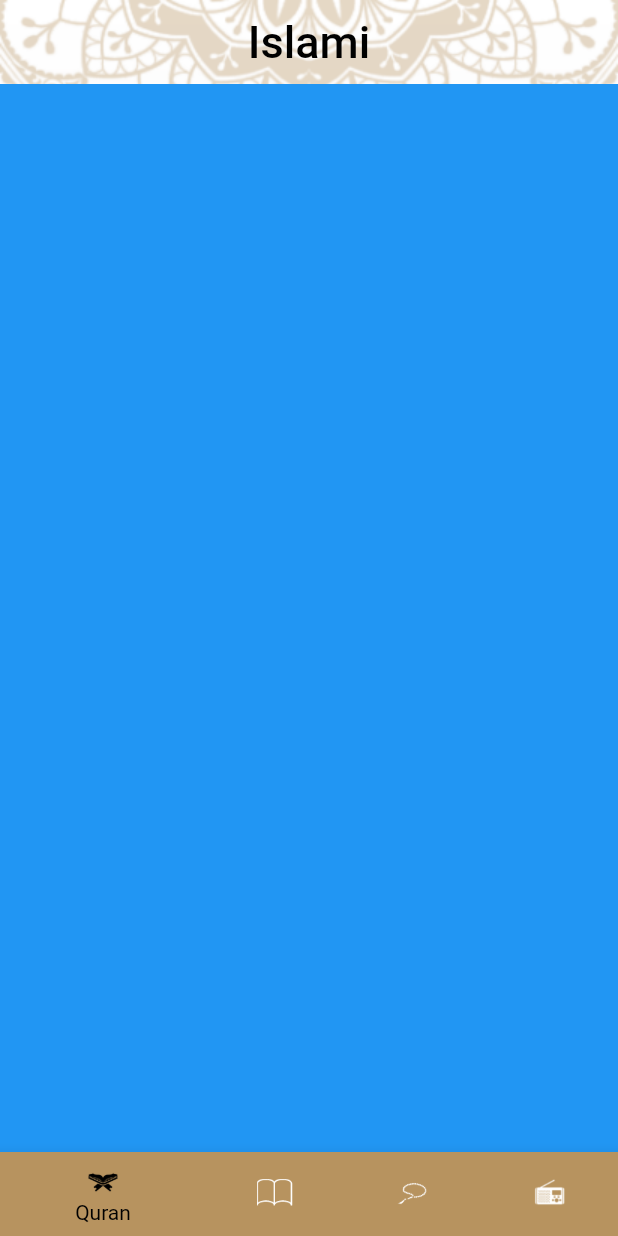
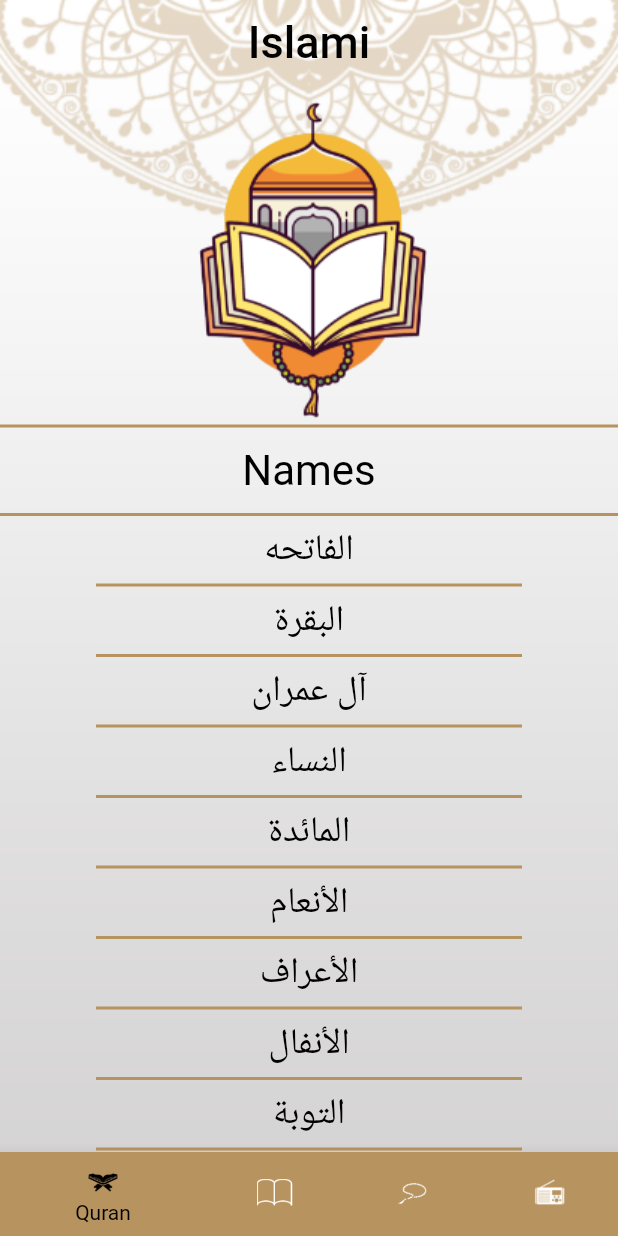
Before and after one commit to ShimaaShams2022/islami_new, a Flutter app: the screen it shows after launch, on a phone screen of 412 x 824 dp. Run offline on Flutter 3.47's test engine with Material 2 defaults, Android fonts, the phone set to English and light mode, and no system bars.

Commit message:
make quran tab and hadeth tab

```diff
--- /dev/null
+++ b/lib/home/quran/quran_tab.dart
@@ -0,0 +1,159 @@
+import 'package:flutter/material.dart';
+import 'package:islami_new/home/quran/sura_name_widget.dart';
+
+class QuranTab extends StatelessWidget {
+  QuranTab({Key? key}) : super(key: key);
+
+  List<String> names = [
+    "الفاتحه",
+    "البقرة",
+    "آل عمران",
+    "النساء",
+    "المائدة",
+    "الأنعام",
+    "الأعراف",
+    "الأنفال",
+    "التوبة",
+    "يونس",
+    "هود",
+    "يوسف",
+    "الرعد",
+    "إبراهيم",
+    "الحجر",
+    "النحل",
+    "الإسراء",
+    "الكهف",
+    "مريم",
+    "طه",
+    "الأنبياء",
+    "الحج",
+    "المؤمنون",
+    "النّور",
+    "الفرقان",
+    "الشعراء",
+    "النّمل",
+    "القصص",
+    "العنكبوت",
+    "الرّوم",
+    "لقمان",
+    "السجدة",
+    "الأحزاب",
+    "سبأ",
+    "فاطر",
+    "يس",
+    "الصافات",
+    "ص",
+    "الزمر",
+    "غافر",
+    "فصّلت",
+    "الشورى",
+    "الزخرف",
+    "الدّخان",
+    "الجاثية",
+    "الأحقاف",
+    "محمد",
+    "الفتح",
+    "الحجرات",
+    "ق",
+    "الذاريات",
+    "الطور",
+    "النجم",
+    "القمر",
+    "الرحمن",
+    "الواقعة",
+    "الحديد",
+    "المجادلة",
+    "الحشر",
+    "الممتحنة",
+    "الصف",
+    "الجمعة",
+    "المنافقون",
+    "التغابن",
+    "الطلاق",
+    "التحريم",
+    "الملك",
+    "القلم",
+    "الحاقة",
+    "المعارج",
+    "نوح",
+    "الجن",
+    "المزّمّل",
+    "المدّثر",
+    "القيامة",
+    "الإنسان",
+    "المرسلات",
+    "النبأ",
+    "النازعات",
+    "عبس",
+    "التكوير",
+    "الإنفطار",
+    "المطفّفين",
+    "الإنشقاق",
+    "البروج",
+    "الطارق",
+    "الأعلى",
+    "الغاشية",
+    "الفجر",
+    "البلد",
+    "الشمس",
+    "الليل",
+    "الضحى",
+    "الشرح",
+    "التين",
+    "العلق",
+    "القدر",
+    "البينة",
+    "الزلزلة",
+    "العاديات",
+    "القارعة",
+    "التكاثر",
+    "العصر",
+    "الهمزة",
+    "الفيل",
+    "قريش",
+    "الماعون",
+    "الكوثر",
+    "الكافرون",
+    "النصر",
+    "المسد",
+    "الإخلاص",
+    "الفلق",
+    "الناس"
+  ];
+
+  @override
+  Widget build(BuildContext context) {
+    return Column(
+      children: [
+        Image.asset('assets/images/qur2an_screen_logo.png'),
+        Container(
+            alignment: Alignment.center,
+            width: double.infinity,
+            decoration: BoxDecoration(
+                border: Border.symmetric(
+                    horizontal: BorderSide(
+                        color: Theme.of(context).primaryColor, width: 2))),
+            padding: EdgeInsets.symmetric(vertical: 12),
+            child: Text(
+              'Names',
+              style: Theme.of(context).textTheme.headline4,
+            )),
+        Expanded(
+            child: ListView.separated(
+          itemBuilder: (_, index) {
+            return SuraNameWidget(names[index], index);
+          },
+          itemCount: names.length,
+          separatorBuilder: (_, index) {
+            return Container(
+              margin: EdgeInsets.symmetric(horizontal: 64),
+              color: Theme.of(context).primaryColor,
+              width: double.infinity,
+              height: 2,
+            );
+          },
+        ))
+      ],
+    );
+  }
+}
--- /dev/null
+++ b/lib/home/quran/sura_name_widget.dart
@@ -0,0 +1,24 @@
+import 'package:flutter/material.dart';
+import 'package:islami_new/home/quran/sura_details.dart';
+
+class SuraNameWidget extends StatelessWidget {
+  SuraNameWidget(this.title, this.index, {Key? key}) : super(key: key);
+
+  String title;
+  int index;
+
+  @override
+  Widget build(BuildContext context) {
+    return InkWell(
+      onTap: () {
+        Navigator.pushNamed(context, SuraDetails.routeName,
+            arguments: SuraDetailsArgs(index, title));
+      },
+      child: Container(
+        padding: EdgeInsets.symmetric(vertical: 6),
+        alignment: Alignment.center,
+        child: Text(title, style: Theme.of(context).textTheme.headline5),
+      ),
+    );
+  }
+}
--- a/lib/home_screen.dart
+++ b/lib/home_screen.dart
@@ -1,9 +1,8 @@
 import 'package:flutter/material.dart';
-import 'package:islami_new/hadeth_tab.dart';
-import 'package:islami_new/my_colors.dart';
-import 'package:islami_new/quran_tab.dart';
-import 'package:islami_new/radio_tab.dart';
-import 'package:islami_new/tasbeh_tab.dart';
+import 'package:islami_new/home/hadeth/hadeth_tab.dart';
+import 'package:islami_new/home/quran/quran_tab.dart';
+import 'package:islami_new/home/radio/radio_tab.dart';
+import 'package:islami_new/home/tasbeh/tasbeh_tab.dart';
 
 class HomeScreen extends StatefulWidget {
   HomeScreen({Key? key}) : super(key: key);
@@ -29,34 +28,19 @@ class _HomeScreenState extends State<HomeScreen> {
         ),
       ),
       child: Scaffold(
-        backgroundColor: Colors.transparent,
         appBar: AppBar(
           centerTitle: true,
-          elevation: 0,
-          backgroundColor: Colors.transparent,
-          title: Text(
-            'Islami',
-            style: TextStyle(
-              color: Colors.black,
-              fontSize: 30,
-              fontWeight: FontWeight.w500,
-            ),
-          ),
+          title: Text('Islami'),
         ),
         bottomNavigationBar: Theme(
-          data: Theme.of(context).copyWith(canvasColor: MyColors.primaryColor),
+          data: Theme.of(context)
+              .copyWith(canvasColor: Theme.of(context).primaryColor),
           child: BottomNavigationBar(
               currentIndex: selectedIndex,
               onTap: (index) {
                 selectedIndex = index;
                 setState(() {});
               },
-              selectedIconTheme: IconThemeData(color: Colors.black),
-              unselectedIconTheme: IconThemeData(color: Colors.white),
-              selectedLabelStyle: TextStyle(color: Colors.black),
-              unselectedLabelStyle: TextStyle(color: Colors.white),
-              selectedItemColor: Colors.black,
-              unselectedItemColor: Colors.white,
               items: [
                 BottomNavigationBarItem(
                     icon: ImageIcon(
--- a/lib/main.dart
+++ b/lib/main.dart
@@ -1,4 +1,6 @@
 import 'package:flutter/material.dart';
+import 'package:islami_new/home/quran/sura_details.dart';
+import 'package:islami_new/my_theme.dart';
 
 import 'home_screen.dart';
 
@@ -13,7 +15,12 @@ class MyApp extends StatelessWidget {
   @override
   Widget build(BuildContext context) {
     return MaterialApp(
-      routes: {HomeScreen.routeName: (_) => HomeScreen()},
+      theme: MyTheme.lightTheme,
+      debugShowCheckedModeBanner: false,
+      routes: {
+        HomeScreen.routeName: (_) => HomeScreen(),
+        SuraDetails.routeName: (_) => const SuraDetails(),
+      },
       initialRoute: HomeScreen.routeName,
     );
   }
--- a/lib/my_colors.dart
+++ /dev/null
@@ -1,5 +0,0 @@
-import 'package:flutter/material.dart';
-
-class MyColors {
-  static const Color primaryColor = Color(0xFFB7935F);
-}
--- /dev/null
+++ b/lib/my_theme.dart
@@ -0,0 +1,31 @@
+import 'package:flutter/material.dart';
+
+class MyTheme {
+  static const Color primaryColor = Color(0xFFB7935F);
+  static final ThemeData lightTheme = ThemeData(
+      primaryColor: primaryColor,
+      scaffoldBackgroundColor: Colors.transparent,
+      appBarTheme: AppBarTheme(
+        iconTheme: IconThemeData(color: Colors.black),
+        backgroundColor: Colors.transparent,
+        elevation: 0,
+        titleTextStyle: TextStyle(
+          color: Colors.black,
+          fontSize: 30,
+          fontWeight: FontWeight.w500,
+        ),
+      ),
+      bottomNavigationBarTheme: BottomNavigationBarThemeData(
+        selectedIconTheme: IconThemeData(color: Colors.black),
+        unselectedIconTheme: IconThemeData(color: Colors.white),
+        selectedLabelStyle: TextStyle(color: Colors.black),
+        unselectedLabelStyle: TextStyle(color: Colors.white),
+        selectedItemColor: Colors.black,
+        unselectedItemColor: Colors.white,
+      ),
+      textTheme: TextTheme(
+        bodyText1: TextStyle(fontSize: 16, color: Colors.black),
+        headline4: TextStyle(fontSize: 28, color: Colors.black),
+        headline5: TextStyle(fontSize: 24, color: Colors.black),
+      ));
+}
--- a/lib/quran_tab.dart
+++ /dev/null
@@ -1,12 +0,0 @@
-import 'package:flutter/material.dart';
-
-class QuranTab extends StatelessWidget {
-  const QuranTab({Key? key}) : super(key: key);
-
-  @override
-  Widget build(BuildContext context) {
-    return Container(
-      color: Colors.blue,
-    );
-  }
-}
--- a/pubspec.yaml
+++ b/pubspec.yaml
@@ -60,7 +60,8 @@ flutter:
   # To add assets to your application, add an assets section, like this:
   assets:
     - assets/images/
-  #   - images/a_dot_ham.jpeg
+    - assets/files/
+
 
   # An image asset can refer to one or more resolution-specific "variants", see
   # https://flutter.dev/assets-and-images/#resolution-aware
```
Also changed, not shown: lib/hadeth_tab.dart (deleted, +0 -12 lines), lib/home/hadeth/hadeth_tab.dart (added, +54 -0 lines), lib/home/quran/sura_details.dart (added, +80 -0 lines), lib/home/quran/verse_widget.dart (added, +18 -0 lines), lib/home/radio/radio_tab.dart (renamed from lib/radio_tab.dart), lib/home/tasbeh/tasbeh_tab.dart (renamed from lib/tasbeh_tab.dart).
